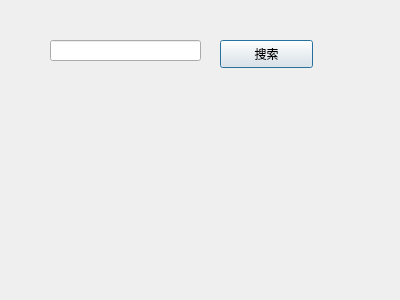
ZzzAmy/bookstore, file inquiry_manager.ui: the form before one commit.
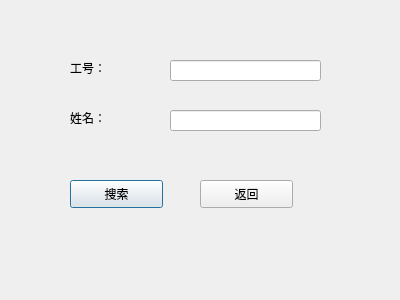
The form after the commit.

```diff
--- a/inquiry_manager.ui
+++ b/inquiry_manager.ui
@@ -16,8 +16,8 @@
   <widget class="QLineEdit" name="lineEdit">
    <property name="geometry">
     <rect>
-     <x>50</x>
-     <y>40</y>
+     <x>170</x>
+     <y>60</y>
      <width>151</width>
      <height>21</height>
     </rect>
@@ -26,8 +26,8 @@
   <widget class="QPushButton" name="pushButton">
    <property name="geometry">
     <rect>
-     <x>220</x>
-     <y>40</y>
+     <x>70</x>
+     <y>180</y>
      <width>93</width>
      <height>28</height>
     </rect>
@@ -36,6 +36,55 @@
     <string>搜索</string>
    </property>
   </widget>
+  <widget class="QLineEdit" name="lineEdit_2">
+   <property name="geometry">
+    <rect>
+     <x>170</x>
+     <y>110</y>
+     <width>151</width>
+     <height>21</height>
+    </rect>
+   </property>
+  </widget>
+  <widget class="QLabel" name="label">
+   <property name="geometry">
+    <rect>
+     <x>70</x>
+     <y>60</y>
+     <width>72</width>
+     <height>15</height>
+    </rect>
+   </property>
+   <property name="text">
+    <string>工号：</string>
+   </property>
+  </widget>
+  <widget class="QLabel" name="label_2">
+   <property name="geometry">
+    <rect>
+     <x>70</x>
+     <y>110</y>
+     <width>72</width>
+     <height>15</height>
+    </rect>
+   </property>
+   <property name="text">
+    <string>姓名：</string>
+   </property>
+  </widget>
+  <widget class="QPushButton" name="pushButton_2">
+   <property name="geometry">
+    <rect>
+     <x>200</x>
+     <y>180</y>
+     <width>93</width>
+     <height>28</height>
+    </rect>
+   </property>
+   <property name="text">
+    <string>返回</string>
+   </property>
+  </widget>
  </widget>
  <resources/>
  <connections/>
```
